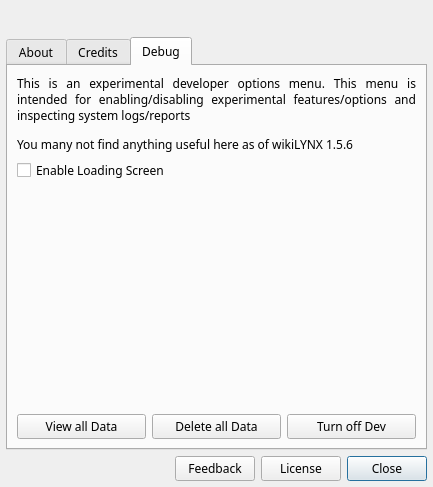
Before: the Qt Designer form wikiLYNX/ui/about.ui in flamboyantpenguin/wikilynx, drawn with Qt 5.
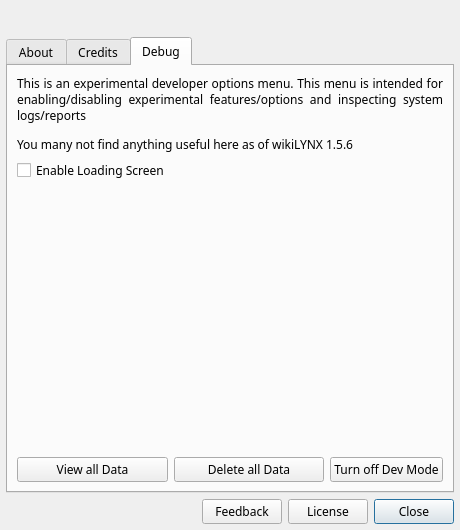
After: the same form once the commit is applied. The open tabs and pages were chosen to show the change. Icons and pictures are not drawn.

The edit to the form file:
```diff
--- a/wikiLYNX/ui/about.ui
+++ b/wikiLYNX/ui/about.ui
@@ -9,10 +9,16 @@
    <rect>
     <x>0</x>
     <y>0</y>
-    <width>433</width>
-    <height>487</height>
+    <width>460</width>
+    <height>530</height>
    </rect>
   </property>
+  <property name="sizePolicy">
+   <sizepolicy hsizetype="Expanding" vsizetype="Expanding">
+    <horstretch>0</horstretch>
+    <verstretch>0</verstretch>
+   </sizepolicy>
+  </property>
   <property name="minimumSize">
    <size>
     <width>404</width>
@@ -245,6 +251,12 @@
       </layout>
      </widget>
      <widget class="QWidget" name="debugTab">
+      <property name="sizePolicy">
+       <sizepolicy hsizetype="Maximum" vsizetype="Maximum">
+        <horstretch>0</horstretch>
+        <verstretch>0</verstretch>
+       </sizepolicy>
+      </property>
       <attribute name="icon">
        <iconset theme="dev"/>
       </attribute>
@@ -277,6 +289,9 @@
        </item>
        <item>
         <layout class="QGridLayout" name="gridLayout">
+         <property name="sizeConstraint">
+          <enum>QLayout::SizeConstraint::SetMaximumSize</enum>
+         </property>
          <item row="3" column="2">
           <spacer name="verticalSpacer_2">
            <property name="orientation">
@@ -292,8 +307,14 @@
          </item>
          <item row="5" column="2">
           <widget class="QPushButton" name="turnOffDev">
+           <property name="sizePolicy">
+            <sizepolicy hsizetype="Maximum" vsizetype="Fixed">
+             <horstretch>0</horstretch>
+             <verstretch>0</verstretch>
+            </sizepolicy>
+           </property>
            <property name="text">
-            <string>Turn off Dev</string>
+            <string>Turn off Dev Mode</string>
            </property>
            <property name="icon">
             <iconset theme="toggle_off"/>
@@ -315,6 +336,12 @@
          </item>
          <item row="5" column="1">
           <widget class="QPushButton" name="selfDestruct">
+           <property name="sizePolicy">
+            <sizepolicy hsizetype="Expanding" vsizetype="Fixed">
+             <horstretch>0</horstretch>
+             <verstretch>0</verstretch>
+            </sizepolicy>
+           </property>
            <property name="text">
             <string>Delete all Data</string>
            </property>
@@ -325,6 +352,12 @@
          </item>
          <item row="5" column="0">
           <widget class="QPushButton" name="viewDataDir">
+           <property name="sizePolicy">
+            <sizepolicy hsizetype="Expanding" vsizetype="Fixed">
+             <horstretch>0</horstretch>
+             <verstretch>0</verstretch>
+            </sizepolicy>
+           </property>
            <property name="text">
             <string>View all Data</string>
            </property>
```
